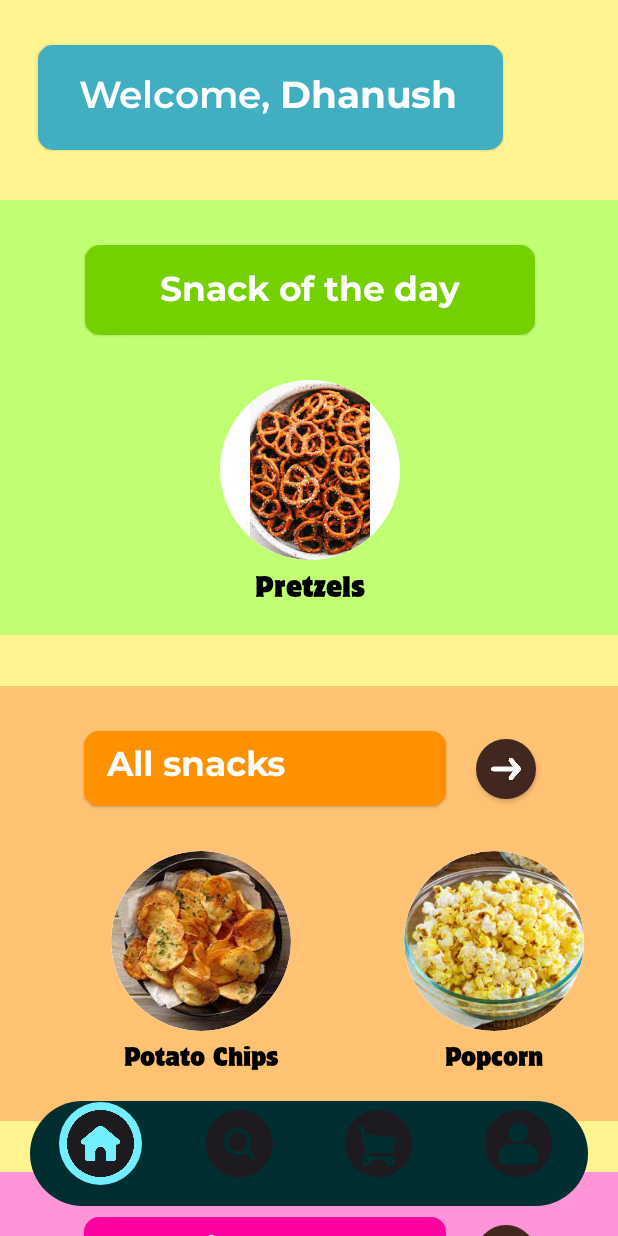
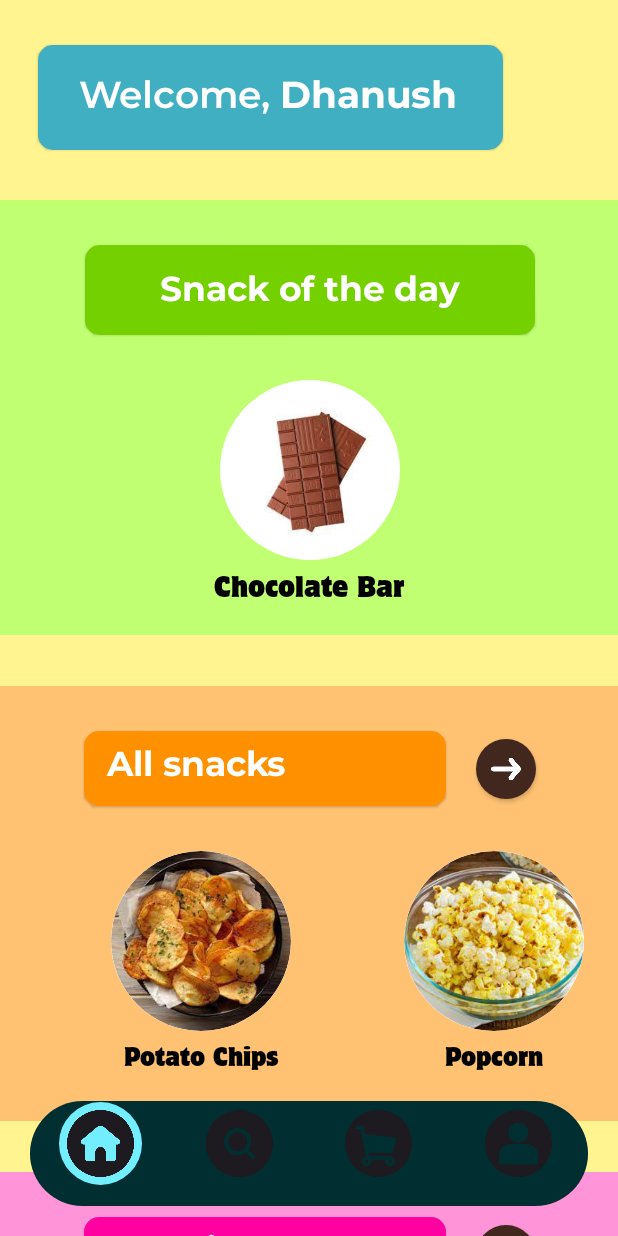
Before and after one commit to mdhanush11923/Snack-Squad, an Android app built with Jetpack Compose: the screen it shows after launch (MainActivity), on a phone screen of 412 x 824 dp. Run offline under Robolectric (Android 15) with nearby library versions, the phone set to English and light mode, and no system bars; our stand-ins replace accompanist.

Commit message:
start project

```diff
--- a/app/src/main/java/com/example/snacksquad/Categories.kt
+++ b/app/src/main/java/com/example/snacksquad/Categories.kt
@@ -30,7 +30,7 @@ data class FoodDetail(
 
 fun GetSnackOfTheDay(): FoodDetail {
     val foodList = GetFoodItems()
-    val snack = foodList.elementAt(3)//foodList[Random.nextInt(foodList.size)]
+    val snack = foodList.elementAt(2)//foodList[Random.nextInt(foodList.size)]
 
     return snack
 }
--- a/app/src/main/java/com/example/snacksquad/HomeScreen.kt
+++ b/app/src/main/java/com/example/snacksquad/HomeScreen.kt
@@ -179,7 +179,8 @@ fun CreateCategories(item: CategoryDetail, navController: NavController, sharedV
                     .clickable {
                         sharedViewModel.addItem(newItem = snackOfTheDay)
                         navController.navigate(Screens.Food.route)
-                    }
+                    },
+                    contentAlignment = Alignment.Center
                 ) {
                     Image(
                         painter = painterResource(id = snackOfTheDay.image),
@@ -221,7 +222,8 @@ fun CreateFoodRow(item: FoodDetail, navController: NavController, sharedViewMode
             .clickable {
                 sharedViewModel.addItem(newItem = item)
                 navController.navigate(Screens.Food.route)
-            }
+            },
+            contentAlignment = Alignment.Center
         ) {
             Image(
                 painter = painterResource(id = item.image),
```
Also changed, not shown: app/src/main/java/com/example/snacksquad/FoodScreen.kt (+13 -9 lines).
